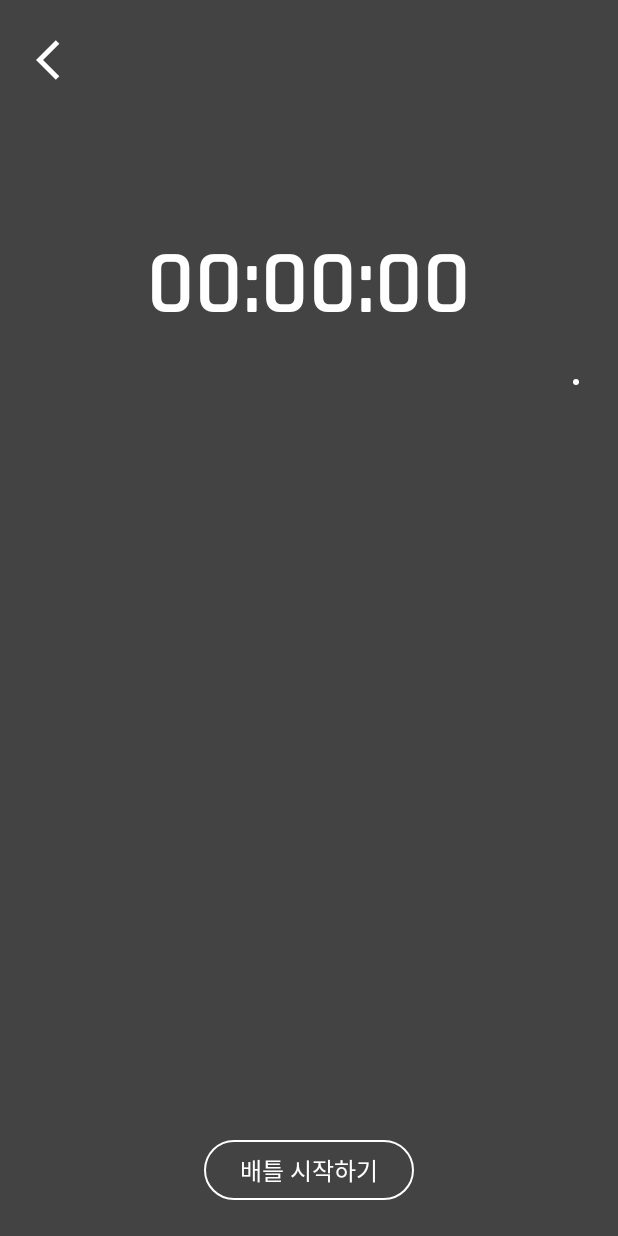
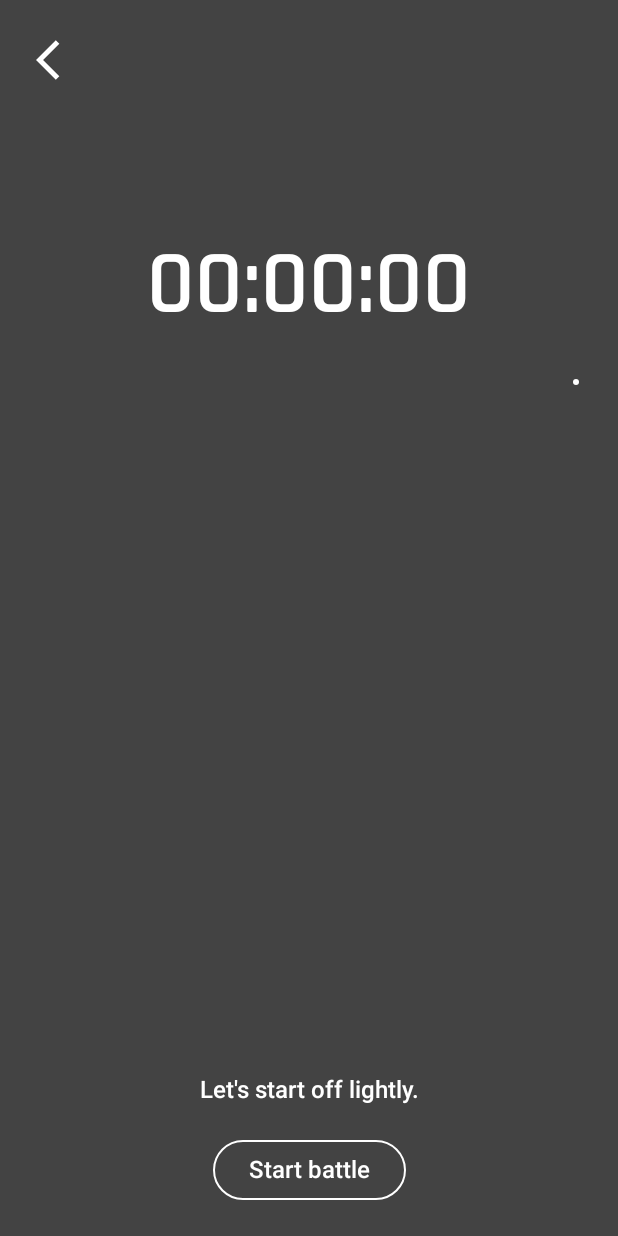
Before and after one commit to KimDhanHee/BattleTimer, an Android app built with Jetpack Compose: the composable BattleTimerScreen shown on its own in the app's theme, on a phone screen of 412 x 824 dp. Run offline under Robolectric (Android 15) with nearby library versions, the phone set to English and light mode, and no system bars.

Commit message:
배틀 시작 전 문구 적용

```diff
--- a/app/src/main/java/pony/tothemoon/battletimer/ui/components/BattleTimerScreen.kt
+++ b/app/src/main/java/pony/tothemoon/battletimer/ui/components/BattleTimerScreen.kt
@@ -26,19 +26,20 @@ import androidx.compose.runtime.LaunchedEffect
 import androidx.compose.runtime.getValue
 import androidx.compose.runtime.mutableStateOf
 import androidx.compose.runtime.remember
-import androidx.compose.runtime.rememberCoroutineScope
 import androidx.compose.runtime.setValue
 import androidx.compose.ui.Alignment
 import androidx.compose.ui.Modifier
 import androidx.compose.ui.draw.clip
 import androidx.compose.ui.graphics.Color
 import androidx.compose.ui.platform.LocalContext
+import androidx.compose.ui.res.stringResource
 import androidx.compose.ui.text.style.TextAlign
 import androidx.compose.ui.unit.dp
 import androidx.lifecycle.Lifecycle
 import androidx.lifecycle.viewmodel.compose.viewModel
 import androidx.navigation.NavHostController
 import kotlinx.coroutines.delay
+import pony.tothemoon.battletimer.R
 import pony.tothemoon.battletimer.extensions.onLifecycleEvent
 import pony.tothemoon.battletimer.model.TimerInfo
 import pony.tothemoon.battletimer.model.timeStr
@@ -219,11 +220,20 @@ private fun Footer(
     battleTimerUiState.displayBattle -> Color.White
     else -> Gray100
   }
-  val buttonColor = when {
+  val textColor = when {
     battleTimerUiState.displayBattle -> Gray100
     else -> Color.White
   }
 
+  if (battleTimerUiState is BattleTimerUiState.Idle) {
+    Text(
+      modifier = Modifier.fillMaxWidth(),
+      text = stringResource(id = R.string.battle_timer_bottom_description),
+      color = textColor,
+      textAlign = TextAlign.Center,
+      style = MaterialTheme.typography.labelMedium,
+    )
+  }
   Row(
     modifier = Modifier
       .fillMaxWidth()
@@ -234,26 +244,26 @@ private fun Footer(
     when (battleTimerUiState) {
       is BattleTimerUiState.Idle ->
         TimerButton(
-          text = "배틀 시작하기",
-          color = buttonColor,
+          text = stringResource(id = R.string.battle_timer_button_start),
+          color = textColor,
           onClick = onClickStart
         )
       is BattleTimerUiState.Loading, is BattleTimerUiState.Ready, is BattleTimerUiState.Running ->
         TimerButton(
           text = "포기하기",
-          color = buttonColor,
+          color = textColor,
           onClick = onCancel
         )
       is BattleTimerUiState.Finish -> {
         TimerButton(
           text = "한번 더 하기",
-          color = buttonColor,
+          color = textColor,
           onClick = onClickStart
         )
         Spacer(modifier = Modifier.size(20.dp))
         TimerButton(
           text = "종료하기",
-          color = buttonColor,
+          color = textColor,
           onClick = onFinish
         )
       }
--- a/app/src/main/res/values/strings.xml
+++ b/app/src/main/res/values/strings.xml
@@ -7,4 +7,6 @@
   <string name="minute_25_timer">🍅 25 minute timer</string>
   <string name="minute_50_timer">🎯 50 minute timer</string>
   <string name="timer_list_battle_timer_title">%s He\'s concentrating. 🔥</string>
+  <string name="battle_timer_bottom_description">Let\'s start off lightly.</string>
+  <string name="battle_timer_button_start">Start battle</string>
 </resources>
```
Also changed, not shown: 1 other file.
